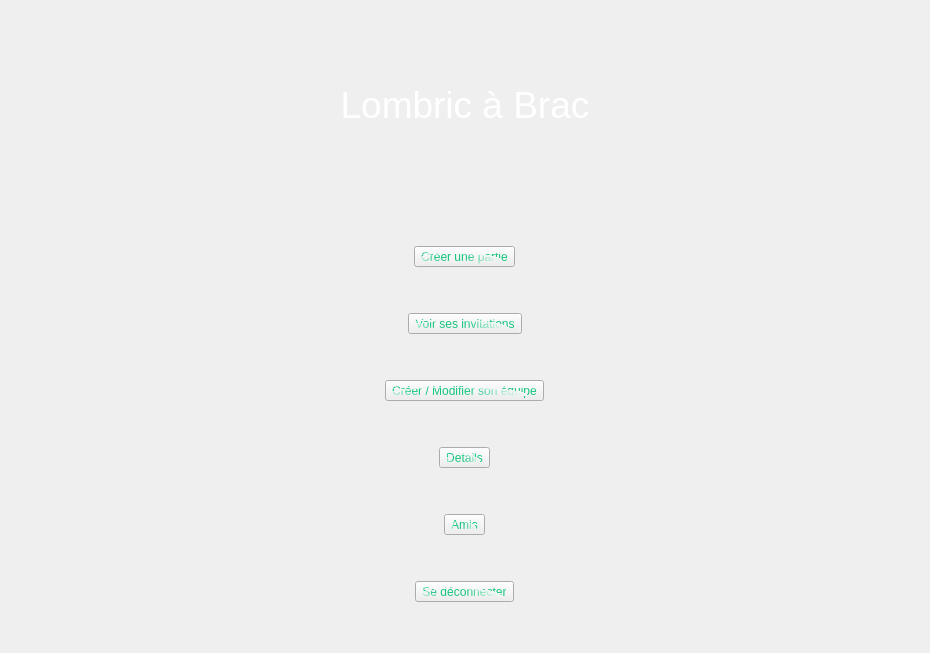
Minigrim0/LombricABrac, file Client/UI/MenuQt.ui: the form before one commit.
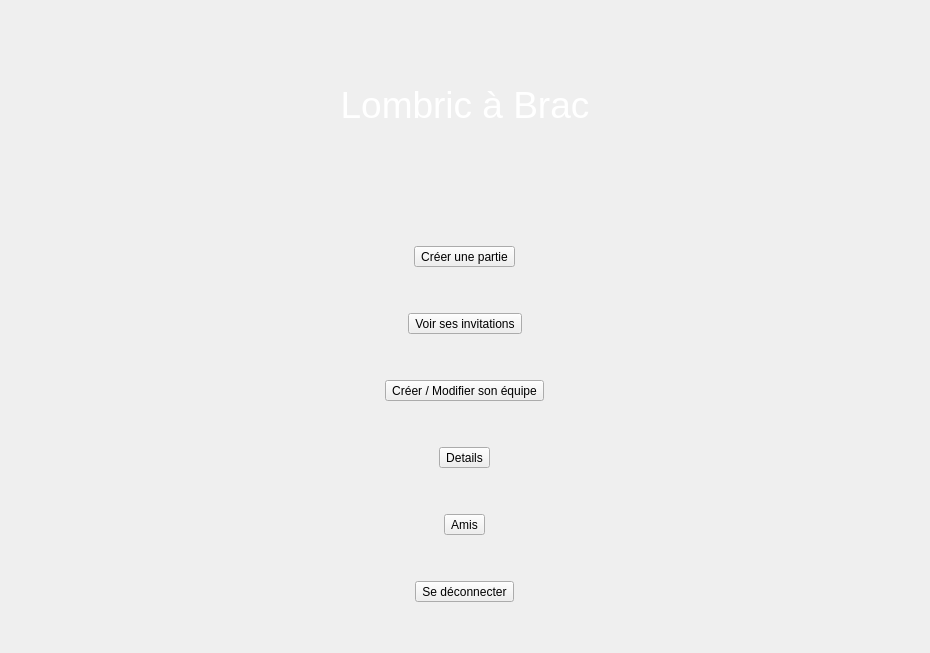
The form after the commit. Icons and pictures are not drawn.

The edit to the form file:
```diff
--- a/Client/UI/MenuQt.ui
+++ b/Client/UI/MenuQt.ui
@@ -83,7 +83,7 @@
      <item alignment="Qt::AlignHCenter">
       <widget class="QToolButton" name="Create_party_toolButton">
        <property name="styleSheet">
-        <string notr="true">color: qradialgradient(spread:repeat, cx:0.43, cy:0.739, radius:0.5, fx:0.286, fy:0.358, stop:0.402985 rgba(18, 196, 125, 255), stop:1 rgba(255, 255, 255, 255));</string>
+        <string notr="true"/>
        </property>
        <property name="text">
         <string>Créer une partie</string>
@@ -119,7 +119,7 @@
      <item alignment="Qt::AlignHCenter">
       <widget class="QToolButton" name="Voir_InvitationToolButton">
        <property name="styleSheet">
-        <string notr="true">color: qradialgradient(spread:repeat, cx:0.43, cy:0.739, radius:0.5, fx:0.286, fy:0.358, stop:0.402985 rgba(18, 196, 125, 255), stop:1 rgba(255, 255, 255, 255));</string>
+        <string notr="true"/>
        </property>
        <property name="text">
         <string>Voir ses invitations</string>
@@ -155,7 +155,7 @@
      <item alignment="Qt::AlignHCenter">
       <widget class="QToolButton" name="Modif_equipe_toolbutton">
        <property name="styleSheet">
-        <string notr="true">color: qradialgradient(spread:repeat, cx:0.43, cy:0.739, radius:0.5, fx:0.286, fy:0.358, stop:0.402985 rgba(18, 196, 125, 255), stop:1 rgba(255, 255, 255, 255));</string>
+        <string notr="true"/>
        </property>
        <property name="text">
         <string>Créer / Modifier son équipe</string>
@@ -191,7 +191,7 @@
      <item alignment="Qt::AlignHCenter">
       <widget class="QToolButton" name="Details_toolButton">
        <property name="styleSheet">
-        <string notr="true">color: qradialgradient(spread:repeat, cx:0.43, cy:0.739, radius:0.5, fx:0.286, fy:0.358, stop:0.402985 rgba(18, 196, 125, 255), stop:1 rgba(255, 255, 255, 255));</string>
+        <string notr="true"/>
        </property>
        <property name="text">
         <string>Details</string>
@@ -227,7 +227,7 @@
      <item alignment="Qt::AlignHCenter">
       <widget class="QToolButton" name="Amis_toolButton">
        <property name="styleSheet">
-        <string notr="true">color: qradialgradient(spread:repeat, cx:0.43, cy:0.739, radius:0.5, fx:0.286, fy:0.358, stop:0.402985 rgba(18, 196, 125, 255), stop:1 rgba(255, 255, 255, 255));</string>
+        <string notr="true"/>
        </property>
        <property name="text">
         <string>Amis</string>
@@ -263,7 +263,7 @@
      <item alignment="Qt::AlignHCenter">
       <widget class="QToolButton" name="Deconexion_toolButton">
        <property name="styleSheet">
-        <string notr="true">color: qradialgradient(spread:repeat, cx:0.43, cy:0.739, radius:0.5, fx:0.286, fy:0.358, stop:0.402985 rgba(18, 196, 125, 255), stop:1 rgba(255, 255, 255, 255));</string>
+        <string notr="true"/>
        </property>
        <property name="text">
         <string>Se déconnecter</string>
```
Left out of the diff: 6 changed lines with no effect on the pictures.
